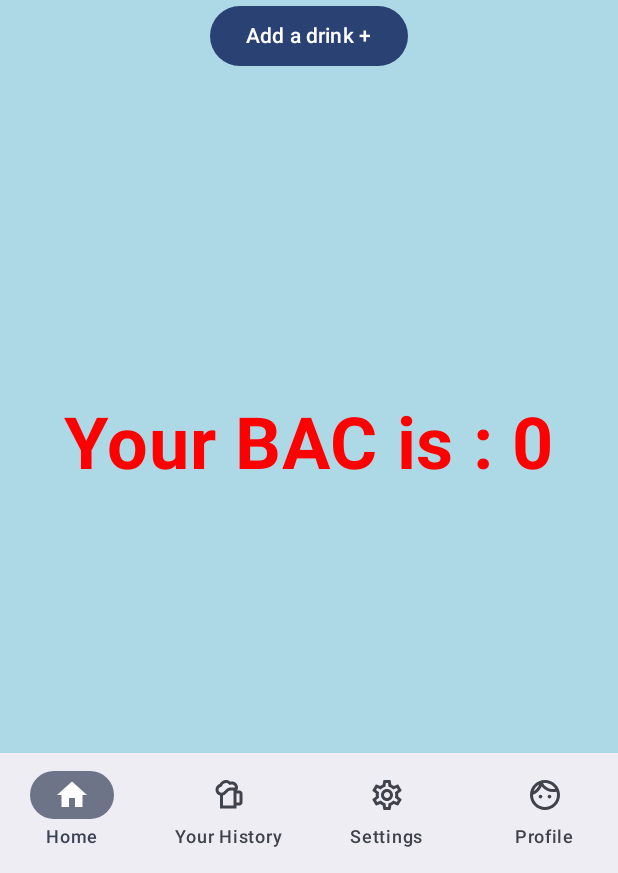
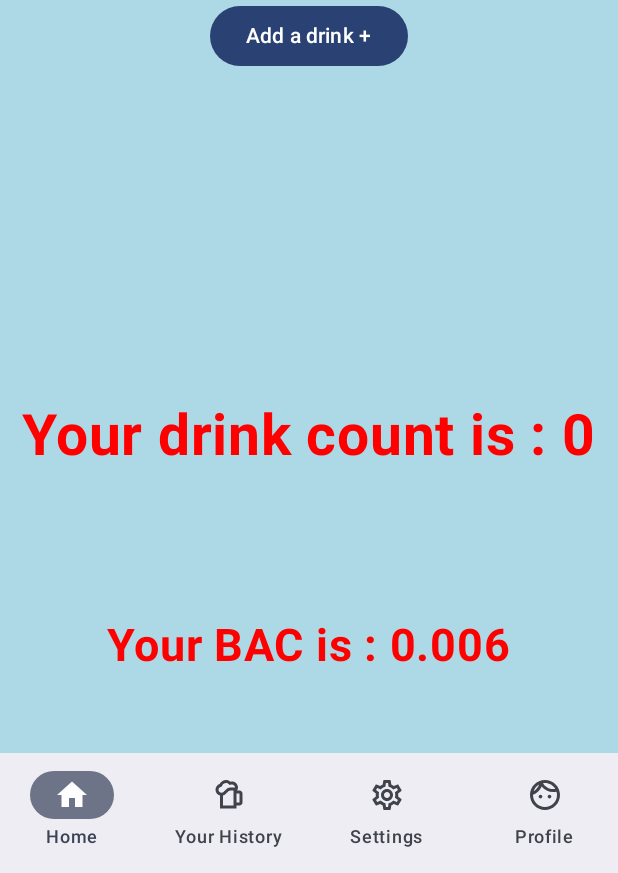
Before and after one commit to ucsb-cs184-f24/team10AlcTracker, an Android app built with Jetpack Compose: the screen it shows after launch (MainActivity), on a phone screen of 412 x 824 dp, the part 363-1236 px from its top. Run offline under Robolectric (Android 15) with nearby library versions, the phone set to English and light mode, and no system bars.

Commit message:
adding BAC calculation function with testing numbers

```diff
--- a/BACtrack/app/src/main/java/com/example/bactrack/MainActivity.kt
+++ b/BACtrack/app/src/main/java/com/example/bactrack/MainActivity.kt
@@ -51,7 +51,7 @@ import androidx.compose.runtime.setValue
 import androidx.compose.runtime.getValue
 import androidx.compose.runtime.remember
 import androidx.compose.runtime.saveable.rememberSaveable
-import androidx.compose.ui.Alignment
+
 import androidx.compose.ui.Modifier
 import androidx.compose.ui.graphics.Color
 import androidx.compose.ui.graphics.vector.ImageVector
@@ -222,6 +222,13 @@ fun BottomNavigationBar(
 @Composable
 fun HomeScreen() {
 
+    // Values for testing.. this will be fixed after MVP!
+    val userWeight = 70.0 // Example weight in kg
+    val userSex = "male" // Example sex
+    val totalAlcoholConsumed = 1000.0 // Adjust based on how you're tracking total alcohol
+    val timeSinceDrinking = 1.0 // Example: 2 hours since drinking started
+
+
     Surface(
         modifier = Modifier.fillMaxSize(),
         color = Color(0xFFADD8E6)
@@ -255,11 +262,22 @@ fun HomeScreen() {
             item {
                 Text(
                     modifier = Modifier.padding(top = 220.dp),
-                    text = "Your BAC is : " + SessionManager.totalDrinks.toString(),
+                    text = "Your drink count is : " + SessionManager.totalDrinks.toString(),
                     color = Color.Red,
                     fontWeight = FontWeight.Bold,
                     style = MaterialTheme.typography.bodyLarge,
-                    fontSize = 48.sp
+                    fontSize = 38.sp
+                )
+            }
+
+            item {
+                Text(
+                    modifier = Modifier.padding(top = 100.dp),
+                    text = "Your BAC is : ${calculateBAC(totalAlcoholConsumed, userWeight, userSex, timeSinceDrinking).format(3)}",
+                    color = Color.Red,
+                    fontWeight = FontWeight.Bold,
+                    style = MaterialTheme.typography.bodyLarge,
+                    fontSize = 30.sp
                 )
             }
 
@@ -267,6 +285,8 @@ fun HomeScreen() {
 
     }
 }
+
+fun Double.format(digits: Int) = "%.${digits}f".format(this)
 
 @Composable
 fun HistoryScreen() {
--- /dev/null
+++ b/BACtrack/app/src/main/java/com/example/bactrack/bacCalculation.kt
@@ -0,0 +1,50 @@
+package com.example.bactrack
+
+//fun calculateBAC(totalAlcoholConsumed: Double, weight: Double, weightUnit: String, height: Double, heightUnit: String, sex: String, time: Double): Double {
+//    // Convert weight to grams if necessary
+//    val weightInGrams = when (weightUnit.lowercase()) {
+//        "kg" -> weight * 1000  // kg to grams
+//        "lb" -> weight * 453.592 // lb to grams
+//        else -> throw IllegalArgumentException("Invalid weight unit. Use 'kg' or 'lb'.")
+//    }
+//
+//    // Convert height to meters if necessary (not directly needed for BAC calculation but useful for user profiles)
+//    val heightInMeters = when (heightUnit.lowercase()) {
+//        "m" -> height  // already in meters
+//        "ft" -> height * 0.3048  // ft to meters
+//        else -> throw IllegalArgumentException("Invalid height unit. Use 'm' or 'ft'.")
+//    }
+//
+//    // Constants
+//    val r = if (sex.equals("female", ignoreCase = true)) 0.55 else 0.68  // Alcohol distribution ratio
+//    val beta = 0.015  // Alcohol elimination rate
+//
+//    // Calculate BAC
+//    val bac = (totalAlcoholConsumed / (r * weightInGrams)) - (beta * time)
+//
+//    // Return BAC, ensuring it's not negative
+//    return if (bac < 0) 0.0 else bac
+//}
+
+fun calculateBAC(totalAlcoholConsumed: Double, weight: Double, sex: String, time: Double): Double {
+    // Constants
+    val r = if (sex.equals("female", ignoreCase = true)) 0.55 else 0.68  // Alcohol distribution ratio
+    val beta = 0.015  // Alcohol elimination rate
+
+    // Convert weight from kg to grams
+    val weightInGrams = weight * 1000
+
+    // Calculate BAC
+    val bac = (totalAlcoholConsumed / (r * weightInGrams)) - (beta * time)
+
+    // Return BAC, ensuring it's not negative
+    return if (bac < 0) 0.0 else bac
+}
+
+
+data class User(
+    val name: String,
+    val weight: Double,
+    val sex: String, // "male" or "female"
+    val totalAlcoholConsumed: Double
+)
```
